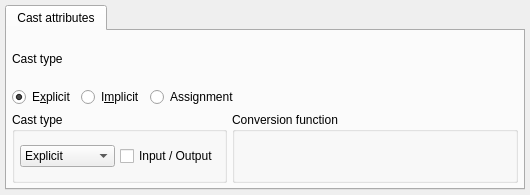
Above: libs/libgui/ui/dbobjects/castwidget.ui from maniac787/pgmodeler before the change. Below: the same form after it.
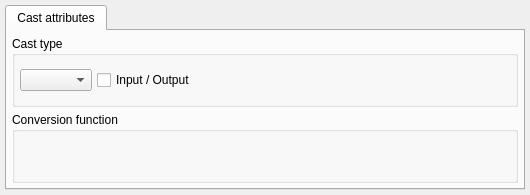
That is the form after the change. Icons and pictures are not drawn.

Commit message: Refactor: Simplify CastWidget UI and improve form layouts

```diff
--- a/libs/libgui/ui/dbobjects/castwidget.ui
+++ b/libs/libgui/ui/dbobjects/castwidget.ui
@@ -64,123 +64,9 @@
        <item>
         <layout class="QVBoxLayout" name="verticalLayout">
          <item>
-          <widget class="QLabel" name="cast_type_lbl">
-           <property name="sizePolicy">
-            <sizepolicy hsizetype="Preferred" vsizetype="Preferred">
-             <horstretch>0</horstretch>
-             <verstretch>0</verstretch>
-            </sizepolicy>
-           </property>
-           <property name="minimumSize">
-            <size>
-             <width>0</width>
-             <height>0</height>
-            </size>
-           </property>
-           <property name="maximumSize">
-            <size>
-             <width>16777215</width>
-             <height>16777215</height>
-            </size>
-           </property>
-           <property name="text">
-            <string>Cast type</string>
-           </property>
-          </widget>
-         </item>
-         <item>
-          <layout class="QHBoxLayout" name="horizontalLayout_2">
-           <item>
-            <widget class="QRadioButton" name="explicit_rb">
-             <property name="sizePolicy">
-              <sizepolicy hsizetype="Fixed" vsizetype="Fixed">
-               <horstretch>0</horstretch>
-               <verstretch>0</verstretch>
-              </sizepolicy>
-             </property>
-             <property name="minimumSize">
-              <size>
-               <width>0</width>
-               <height>0</height>
-              </size>
-             </property>
-             <property name="maximumSize">
-              <size>
-               <width>16777215</width>
-               <height>16777215</height>
-              </size>
-             </property>
-             <property name="text">
-              <string>E&amp;xplicit</string>
-             </property>
-             <property name="checked">
-              <bool>true</bool>
-             </property>
-            </widget>
-           </item>
-           <item>
-            <widget class="QRadioButton" name="implicit_rb">
-             <property name="sizePolicy">
-              <sizepolicy hsizetype="Fixed" vsizetype="Fixed">
-               <horstretch>0</horstretch>
-               <verstretch>0</verstretch>
-              </sizepolicy>
-             </property>
-             <property name="minimumSize">
-              <size>
-               <width>0</width>
-               <height>0</height>
-              </size>
-             </property>
-             <property name="maximumSize">
-              <size>
-               <width>16777215</width>
-               <height>16777215</height>
-              </size>
-             </property>
-             <property name="text">
-              <string>I&amp;mplicit</string>
-             </property>
-             <property name="checked">
-              <bool>false</bool>
-             </property>
-            </widget>
-           </item>
-           <item>
-            <widget class="QRadioButton" name="assignment_rb">
-             <property name="sizePolicy">
-              <sizepolicy hsizetype="Expanding" vsizetype="Fixed">
-               <horstretch>0</horstretch>
-               <verstretch>0</verstretch>
-              </sizepolicy>
-             </property>
-             <property name="minimumSize">
-              <size>
-               <width>0</width>
-               <height>0</height>
-              </size>
-             </property>
-             <property name="maximumSize">
-              <size>
-               <width>16777215</width>
-               <height>16777215</height>
-              </size>
-             </property>
-             <property name="text">
-              <string>Assignment</string>
-             </property>
-            </widget>
-           </item>
-          </layout>
-         </item>
-        </layout>
-       </item>
-       <item>
-        <layout class="QHBoxLayout" name="horizontalLayout_3">
-         <item>
           <widget class="QGroupBox" name="cast_type_gb">
            <property name="sizePolicy">
-            <sizepolicy hsizetype="Fixed" vsizetype="Preferred">
+            <sizepolicy hsizetype="Expanding" vsizetype="Preferred">
              <horstretch>0</horstretch>
              <verstretch>0</verstretch>
             </sizepolicy>
@@ -205,23 +91,7 @@
              <number>5</number>
             </property>
             <item>
-             <widget class="QComboBox" name="cast_type_cmb">
-              <item>
-               <property name="text">
-                <string>Explicit</string>
-               </property>
-              </item>
-              <item>
-               <property name="text">
-                <string>Implicit</string>
-               </property>
-              </item>
-              <item>
-               <property name="text">
-                <string>Assignment</string>
-               </property>
-              </item>
-             </widget>
+             <widget class="QComboBox" name="cast_type_cmb"/>
             </item>
             <item>
              <widget class="QCheckBox" name="input_output_chk">
```
The commit also changes 3 other files.
